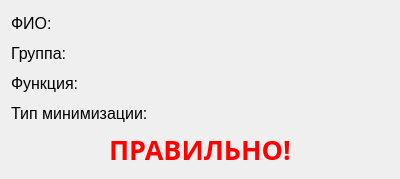
Old version of the form formresultcorrect.ui in the repository AlexeyAleksandrov/minimizaciyaMetodomKvainaMacClassky.
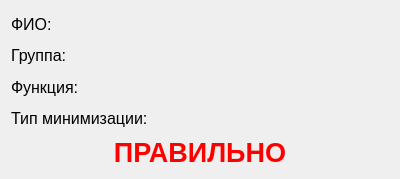
New version of the form.

```diff
--- a/formresultcorrect.ui
+++ b/formresultcorrect.ui
@@ -51,9 +51,7 @@
     <widget class="QLabel" name="label_result">
      <property name="font">
       <font>
-       <family>Arial Black</family>
        <pointsize>20</pointsize>
-       <weight>75</weight>
        <bold>true</bold>
       </font>
      </property>
@@ -64,7 +62,7 @@
       <string notr="true">color: rgb(255, 0, 0);</string>
      </property>
      <property name="text">
-      <string>ПРАВИЛЬНО!</string>
+      <string>ПРАВИЛЬНО</string>
      </property>
      <property name="alignment">
       <set>Qt::AlignCenter</set>
```
